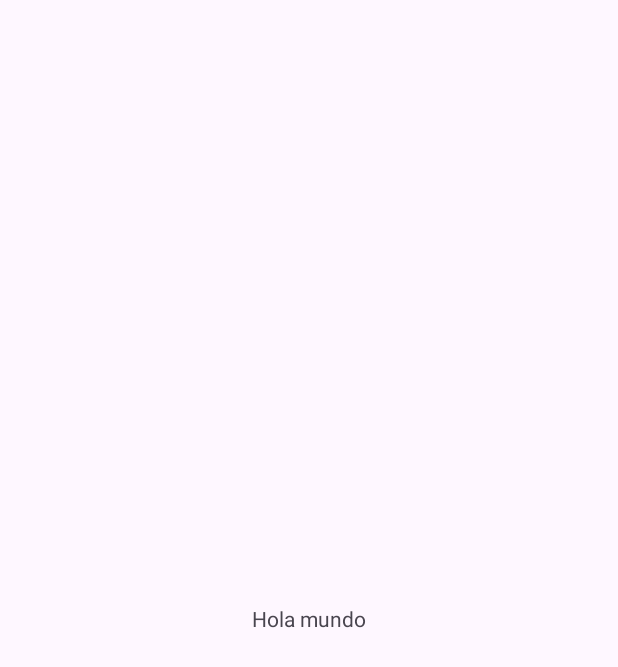
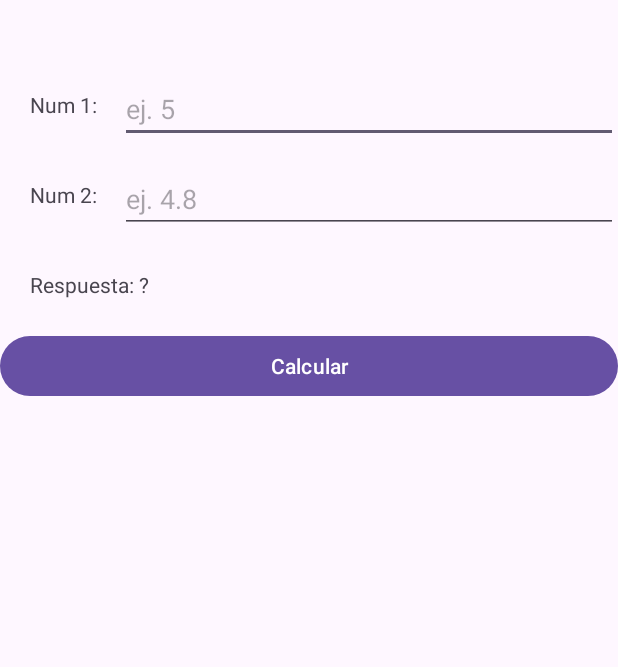
Before and after one commit to marlon-cruz/prograII-semi-2025, an Android app: the screen it shows after launch (MainActivity), on a phone screen of 412 x 824 dp. Before the commit the part shown is almost empty. Shown: the top 667 px of the screen. Run offline under Robolectric (Android 15) with nearby library versions, the phone set to English and light mode, and no system bars.

Commit message:
Creacion de la calculadora de suma

```diff
--- a/app/src/main/java/com/example/miprimeraaplicacion/MainActivity.java
+++ b/app/src/main/java/com/example/miprimeraaplicacion/MainActivity.java
@@ -1,6 +1,9 @@
 package com.example.miprimeraaplicacion;
 
 import android.os.Bundle;
+import android.view.View;
+import android.widget.Button;
+import android.widget.TextView;
 
 import androidx.activity.EdgeToEdge;
 import androidx.appcompat.app.AppCompatActivity;
@@ -9,16 +12,29 @@ import androidx.core.view.ViewCompat;
 import androidx.core.view.WindowInsetsCompat;
 
 public class MainActivity extends AppCompatActivity {
+    Button btn;
+    TextView tempVal;
 
     @Override
     protected void onCreate(Bundle savedInstanceState) {
         super.onCreate(savedInstanceState);
-        EdgeToEdge.enable(this);
         setContentView(R.layout.activity_main);
-        ViewCompat.setOnApplyWindowInsetsListener(findViewById(R.id.main), (v, insets) -> {
-            Insets systemBars = insets.getInsets(WindowInsetsCompat.Type.systemBars());
-            v.setPadding(systemBars.left, systemBars.top, systemBars.right, systemBars.bottom);
-            return insets;
+
+        btn = findViewById(R.id.btnCalcular);
+        btn.setOnClickListener(new View.OnClickListener() {
+            @Override
+            public void onClick(View v) {
+                tempVal = findViewById(R.id.txtNum1);
+                double num1 = Double.parseDouble(tempVal.getText().toString());
+
+                tempVal = findViewById(R.id.txtNum2);
+                double num2 = Double.parseDouble(tempVal.getText().toString());
+
+                double respuesta = num1 + num2;
+
+                tempVal = findViewById(R.id.lblRespuesta);
+                tempVal.setText("Respuesta: "+ respuesta);
+            }
         });
     }
 }
--- a/app/src/main/res/layout/activity_main.xml
+++ b/app/src/main/res/layout/activity_main.xml
@@ -1,21 +1,56 @@
 <?xml version="1.0" encoding="utf-8"?>
-<androidx.constraintlayout.widget.ConstraintLayout
-    xmlns:android="http://schemas.android.com/apk/res/android"
+<RelativeLayout xmlns:android="http://schemas.android.com/apk/res/android"
+    xmlns:app="http://schemas.android.com/apk/res-auto"
     xmlns:tools="http://schemas.android.com/tools"
-    xmlns:app="http://schemas.android.com/apk/res-auto"
     android:id="@+id/main"
     android:layout_width="match_parent"
     android:layout_height="match_parent"
     tools:context=".MainActivity">
 
+    <TextView
+        android:id="@+id/lblNum1"
+        android:text="Num 1:"
+        android:layout_marginTop="60dp"
+        android:layout_marginLeft="20dp"
+        android:layout_width="wrap_content"
+        android:layout_height="wrap_content"/>
+
+    <EditText
+        android:id="@+id/txtNum1"
+        android:hint="ej. 5"
+        android:layout_marginTop="50dp"
+        android:layout_marginLeft="80dp"
+        android:layout_width="match_parent"
+        android:layout_height="wrap_content"/>
 
     <TextView
+        android:id="@+id/lblNum2"
+        android:text="Num 2:"
+        android:layout_marginTop="120dp"
+        android:layout_marginLeft="20dp"
         android:layout_width="wrap_content"
-        android:layout_height="wrap_content"
-        android:text="@string/hola"
-        app:layout_constraintBottom_toBottomOf="parent"
-        app:layout_constraintEnd_toEndOf="parent"
-        app:layout_constraintStart_toStartOf="parent"
-        app:layout_constraintTop_toTopOf="parent" />
+        android:layout_height="wrap_content"/>
 
-  </androidx.constraintlayout.widget.ConstraintLayout>
+    <EditText
+        android:id="@+id/txtNum2"
+        android:hint="ej. 4.8"
+        android:layout_marginTop="110dp"
+        android:layout_marginLeft="80dp"
+        android:layout_width="match_parent"
+        android:layout_height="wrap_content"/>
+
+    <TextView
+        android:id="@+id/lblRespuesta"
+        android:layout_marginTop="180dp"
+        android:layout_marginLeft="20dp"
+        android:text="Respuesta: ?"
+        android:layout_width="wrap_content"
+        android:layout_height="wrap_content"/>
+
+    <Button
+        android:id="@+id/btnCalcular"
+        android:layout_marginTop="220dp"
+        android:text="Calcular"
+        android:layout_width="match_parent"
+        android:layout_height="wrap_content"/>
+</RelativeLayout>
```
